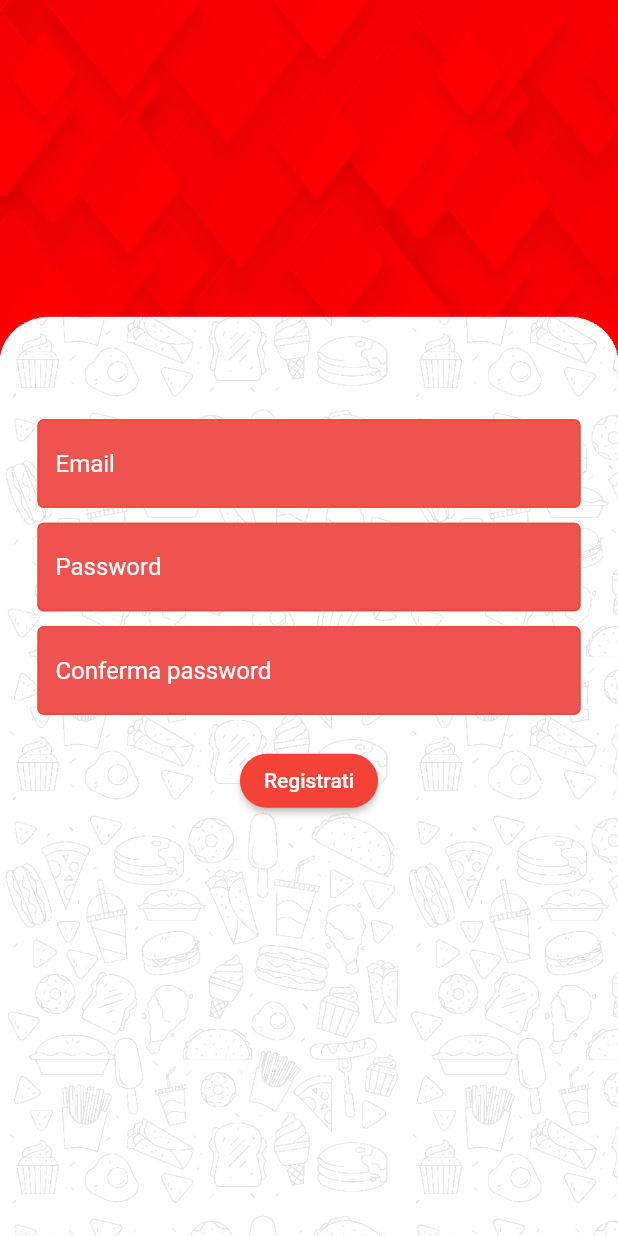
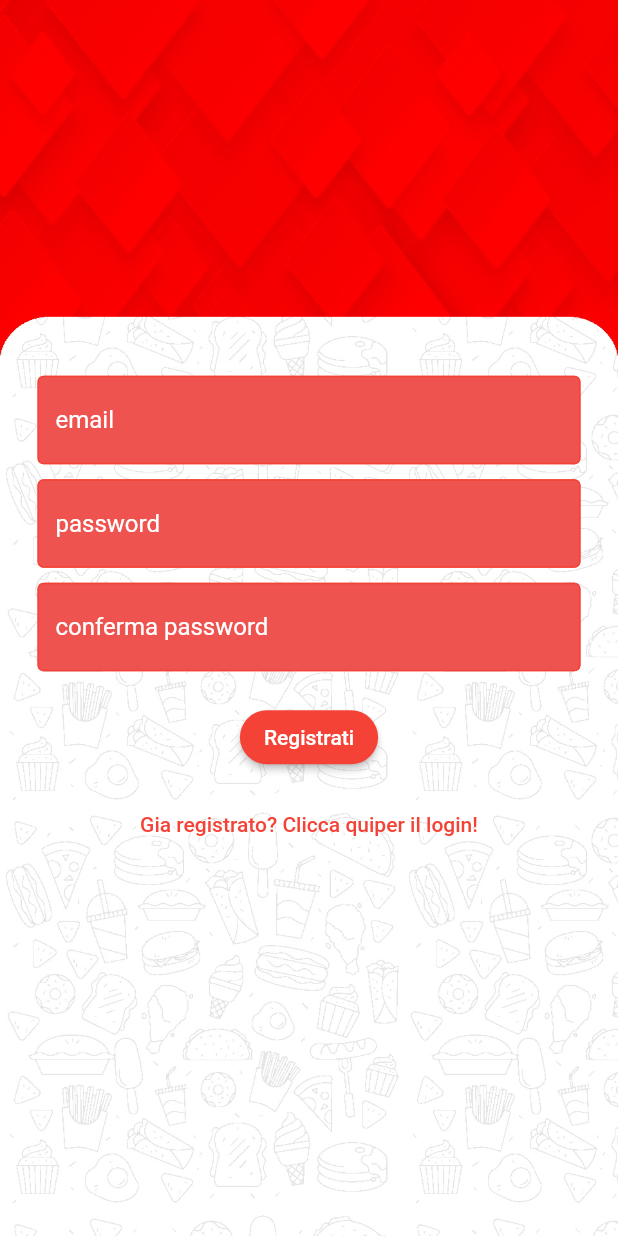
Before and after one commit to Stefanomarcucci00/ProgettoProgrammazioneIOS, a Flutter app: the PageRegister screen opened directly, on a phone screen of 412 x 824 dp. Run offline on Flutter 3.47's test engine with Material 2 defaults, Android fonts, the phone set to English and light mode, and no system bars; our stand-ins replace cloud_firestore, firebase_auth, firebase_core, firebase_database, fluttertoast; accounts and stored records are empty; network calls fail.

Commit message:
Ristoranti visibili e update switch tra login e registrati

```diff
--- a/lib/Intro/PageRegistrati.dart
+++ b/lib/Intro/PageRegistrati.dart
@@ -1,8 +1,7 @@
 import 'package:firebase_auth/firebase_auth.dart';
 import 'package:flutter/material.dart';
-import 'package:progetto_programmazione_ios/Intro/PageLogin.dart';
-
 import '../theme/widgets.dart';
+import 'PageLogin.dart';
 
 class PageRegister extends StatefulWidget {
   @override
@@ -10,15 +9,15 @@ class PageRegister extends StatefulWidget {
 }
 
 class _PageRegisterState extends State<PageRegister> {
-  final _nomeController = TextEditingController();
-  final _cognomeController = TextEditingController();
-  final _emailController = TextEditingController();
-  final _pwdController = TextEditingController();
-  final _pwdConfirmController = TextEditingController();
-  final _telController = TextEditingController();
+  final nomeController = TextEditingController();
+  final cognomeController = TextEditingController();
+  final emailController = TextEditingController();
+  final pwdController = TextEditingController();
+  final pwdConfirmController = TextEditingController();
+  final telController = TextEditingController();
 
   //FUNZIONE REGISTRA
-  void register() async {
+  Future<void> registerUser(String email, String password,String pwdConfirm, BuildContext context) async {
     //loading circle
     showDialog(
       context: context,
@@ -31,7 +30,7 @@ class _PageRegisterState extends State<PageRegister> {
     //tentativo signin
     try {
       await FirebaseAuth.instance.createUserWithEmailAndPassword(
-          email: _emailController.text, password: _pwdController.text);
+          email: emailController.text, password: pwdController.text);
       //pop loading circle
       Navigator.pop(context);
     } on FirebaseAuthException catch (e) {
@@ -86,28 +85,40 @@ class _PageRegisterState extends State<PageRegister> {
           mainAxisAlignment: MainAxisAlignment.center,
           children: [
             MyTextField(
-                controller: _emailController,
-                hintText: "Email",
+                controller: emailController,
+                hintText: "email",
                 obscureText: false),
-            SizedBox(height: 10),
+            const SizedBox(height: 10),
             MyTextField(
-                controller: _pwdController,
-                hintText: "Password",
+                controller: pwdController,
+                hintText: "password",
                 obscureText: true),
-            SizedBox(height: 10),
+            const SizedBox(height: 10),
             MyTextField(
-                controller: _pwdConfirmController,
-                hintText: "Conferma password",
+                controller: pwdConfirmController,
+                hintText: "conferma password",
                 obscureText: true),
-            SizedBox(height: 20),
+            const SizedBox(height: 20),
             RedButton(
               buttonText: 'Registrati',
+              onPressed: () async{
+                registerUser(emailController.text, pwdController.text,pwdConfirmController.text, context);
+                Navigator.push(
+                  context,
+                  MaterialPageRoute(builder: (context) => PageLogin()),
+                );
+              },
+            ),
+            const SizedBox(height: 10),
+            TextButton(
               onPressed: () {
                 Navigator.push(
                   context,
                   MaterialPageRoute(builder: (context) => PageLogin()),
                 );
               },
+              child: const Text('Gia registrato? Clicca quiper il login!',
+                  style: TextStyle(color: Colors.red)),
             ),
           ],
         ),
```
Also changed, not shown: lib/Intro/PageLogin.dart (+15 -1 lines), lib/PageRistoranti.dart (+7 -6 lines).
